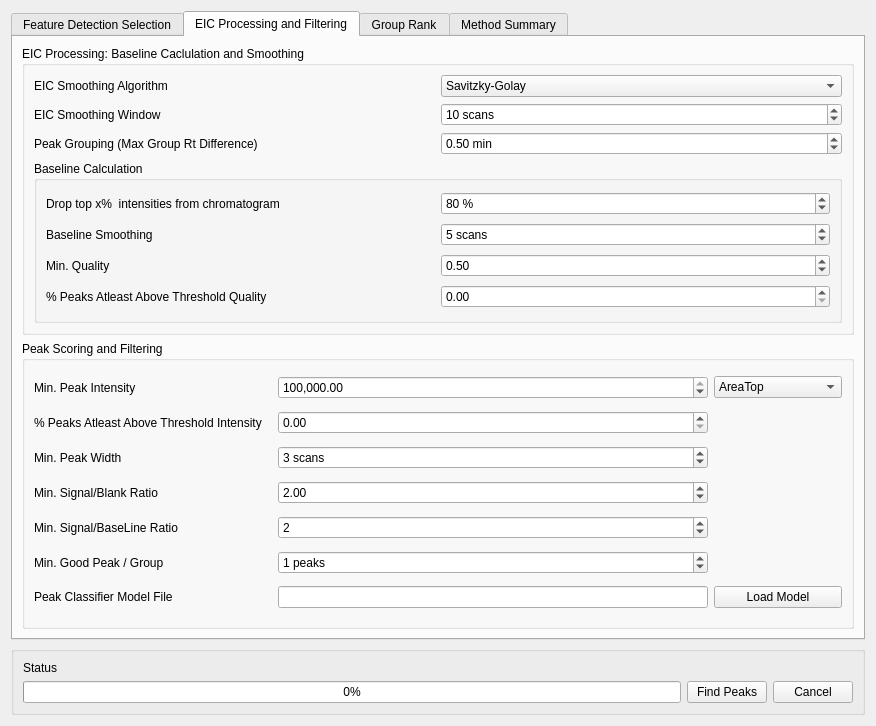
The window that mzroll/forms/peakdetectiondialog.ui (ElucidataInc/ElMaven) describes before a commit, drawn with Qt 5.
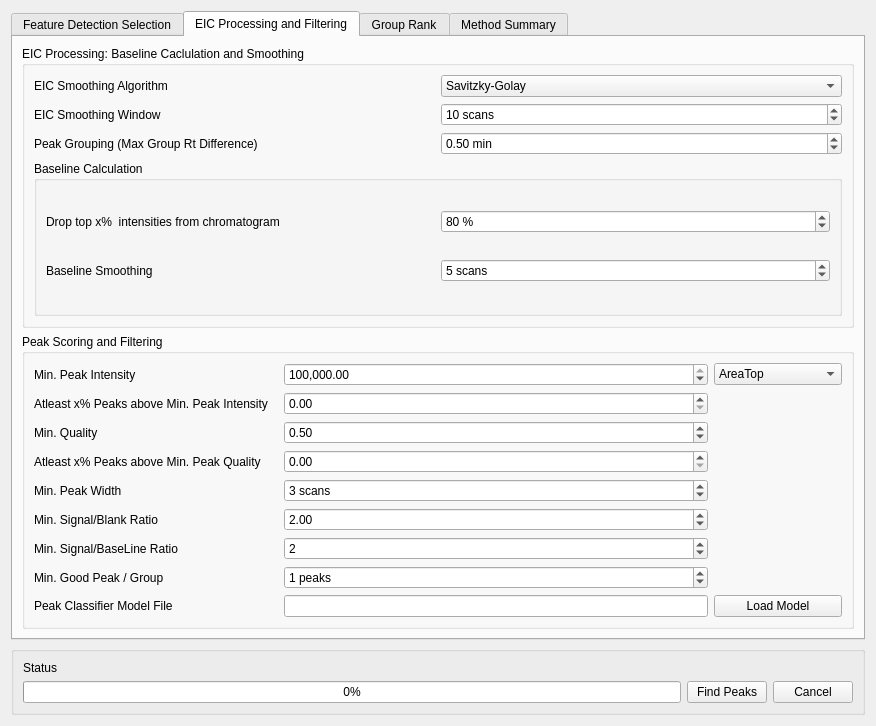
The same window after the commit.

Commit message:
Fix: Min Quality is shifted from baseline calculation to peak filtering.
   - Text for x% filtering options for intensity and quality are
     changed.

   - Some print statements are removed.

```diff
--- a/mzroll/forms/peakdetectiondialog.ui
+++ b/mzroll/forms/peakdetectiondialog.ui
@@ -426,27 +426,72 @@
           <string>Peak Scoring and Filtering</string>
          </property>
          <layout class="QGridLayout" name="gridLayout_3">
-          <item row="4" column="0">
-           <widget class="QLabel" name="label_12">
-            <property name="text">
-             <string>Min. Peak Width</string>
+          <item row="6" column="1">
+           <widget class="QSpinBox" name="minNoNoiseObs">
+            <property name="suffix">
+             <string> scans</string>
             </property>
+            <property name="minimum">
+             <number>1</number>
+            </property>
+            <property name="maximum">
+             <number>1000000000</number>
+            </property>
+            <property name="value">
+             <number>3</number>
+            </property>
            </widget>
           </item>
-          <item row="7" column="0">
-           <widget class="QLabel" name="label_100">
+          <item row="8" column="0">
+           <widget class="QLabel" name="label_6">
             <property name="text">
-             <string>Min. Good Peak / Group</string>
+             <string>Min. Signal/BaseLine Ratio</string>
             </property>
            </widget>
           </item>
-          <item row="8" column="3">
+          <item row="10" column="3">
            <widget class="QPushButton" name="loadModelButton">
             <property name="text">
              <string>Load Model</string>
             </property>
            </widget>
           </item>
+          <item row="2" column="1">
+           <widget class="QDoubleSpinBox" name="minGroupIntensity">
+            <property name="maximumSize">
+             <size>
+              <width>502</width>
+              <height>16777215</height>
+             </size>
+            </property>
+            <property name="suffix">
+             <string/>
+            </property>
+            <property name="maximum">
+             <double>999999999.000000000000000</double>
+            </property>
+            <property name="value">
+             <double>1000000.000000000000000</double>
+            </property>
+            <property name="showGroupSeparator" stdset="0">
+             <bool>true</bool>
+            </property>
+           </widget>
+          </item>
+          <item row="10" column="1">
+           <widget class="QLineEdit" name="classificationModelFilename">
+            <property name="text">
+             <string/>
+            </property>
+           </widget>
+          </item>
+          <item row="7" column="0">
+           <widget class="QLabel" name="label_9">
+            <property name="text">
+             <string>Min. Signal/Blank Ratio</string>
+            </property>
+           </widget>
+          </item>
           <item row="2" column="3">
            <widget class="QComboBox" name="peakQuantitation">
             <item>
@@ -471,23 +516,28 @@
             </item>
            </widget>
           </item>
-          <item row="4" column="1">
-           <widget class="QSpinBox" name="minNoNoiseObs">
-            <property name="suffix">
-             <string> scans</string>
+          <item row="3" column="0">
+           <widget class="QLabel" name="label_27">
+            <property name="text">
+             <string>Atleast x% Peaks above Min. Peak Intensity   </string>
             </property>
-            <property name="minimum">
-             <number>1</number>
+           </widget>
+          </item>
+          <item row="9" column="0">
+           <widget class="QLabel" name="label_100">
+            <property name="text">
+             <string>Min. Good Peak / Group</string>
             </property>
-            <property name="maximum">
-             <number>1000000000</number>
+           </widget>
+          </item>
+          <item row="2" column="0">
+           <widget class="QLabel" name="label_10">
+            <property name="text">
+             <string>Min. Peak Intensity</string>
             </property>
-            <property name="value">
-             <number>3</number>
-            </property>
            </widget>
           </item>
-          <item row="7" column="1">
+          <item row="9" column="1">
            <widget class="QSpinBox" name="minGoodGroupCount">
             <property name="suffix">
              <string> peaks</string>
@@ -500,45 +550,14 @@
             </property>
            </widget>
           </item>
-          <item row="8" column="0">
+          <item row="10" column="0">
            <widget class="QLabel" name="label_5">
             <property name="text">
              <string>Peak Classifier Model File</string>
             </property>
            </widget>
           </item>
-          <item row="2" column="0">
-           <widget class="QLabel" name="label_10">
-            <property name="text">
-             <string>Min. Peak Intensity</string>
-            </property>
-           </widget>
-          </item>
-          <item row="6" column="0">
-           <widget class="QLabel" name="label_6">
-            <property name="text">
-             <string>Min. Signal/BaseLine Ratio</string>
-            </property>
-           </widget>
-          </item>
-          <item row="5" column="1">
-           <widget class="QDoubleSpinBox" name="sigBlankRatio">
-            <property name="maximum">
-             <double>10000000.000000000000000</double>
-            </property>
-            <property name="value">
-             <double>2.000000000000000</double>
-            </property>
-           </widget>
-          </item>
           <item row="8" column="1">
-           <widget class="QLineEdit" name="classificationModelFilename">
-            <property name="text">
-             <string/>
-            </property>
-           </widget>
-          </item>
-          <item row="6" column="1">
            <widget class="QSpinBox" name="sigBaselineRatio">
             <property name="maximum">
              <number>10000000</number>
@@ -548,32 +567,20 @@
             </property>
            </widget>
           </item>
-          <item row="5" column="0">
-           <widget class="QLabel" name="label_9">
+          <item row="6" column="0">
+           <widget class="QLabel" name="label_12">
             <property name="text">
-             <string>Min. Signal/Blank Ratio</string>
+             <string>Min. Peak Width</string>
             </property>
            </widget>
           </item>
-          <item row="2" column="1">
-           <widget class="QDoubleSpinBox" name="minGroupIntensity">
-            <property name="maximumSize">
-             <size>
-              <width>502</width>
-              <height>16777215</height>
-             </size>
-            </property>
-            <property name="suffix">
-             <string/>
-            </property>
+          <item row="7" column="1">
+           <widget class="QDoubleSpinBox" name="sigBlankRatio">
             <property name="maximum">
-             <double>999999999.000000000000000</double>
+             <double>10000000.000000000000000</double>
             </property>
             <property name="value">
-             <double>1000000.000000000000000</double>
-            </property>
-            <property name="showGroupSeparator" stdset="0">
-             <bool>true</bool>
+             <double>2.000000000000000</double>
             </property>
            </widget>
           </item>
@@ -584,10 +591,37 @@
             </property>
            </widget>
           </item>
-          <item row="3" column="0">
-           <widget class="QLabel" name="label_27">
+          <item row="5" column="0">
+           <widget class="QLabel" name="label_28">
             <property name="text">
-             <string>% Peaks Atleast Above Threshold Intensity   </string>
+             <string>Atleast x% Peaks above Min. Peak Quality</string>
+            </property>
+           </widget>
+          </item>
+          <item row="5" column="1">
+           <widget class="QDoubleSpinBox" name="quantileQuality">
+            <property name="maximum">
+             <double>100.000000000000000</double>
+            </property>
+           </widget>
+          </item>
+          <item row="4" column="0">
+           <widget class="QLabel" name="labelMinQuality">
+            <property name="text">
+             <string>Min. Quality</string>
+            </property>
+           </widget>
+          </item>
+          <item row="4" column="1">
+           <widget class="QDoubleSpinBox" name="doubleSpinBoxMinQuality">
+            <property name="maximum">
+             <double>1.000000000000000</double>
+            </property>
+            <property name="singleStep">
+             <double>0.100000000000000</double>
+            </property>
+            <property name="value">
+             <double>0.500000000000000</double>
             </property>
            </widget>
           </item>
@@ -710,26 +744,6 @@
                </property>
               </widget>
              </item>
-             <item row="2" column="0">
-              <widget class="QLabel" name="labelMinQuality">
-               <property name="text">
-                <string>Min. Quality</string>
-               </property>
-              </widget>
-             </item>
-             <item row="2" column="1">
-              <widget class="QDoubleSpinBox" name="doubleSpinBoxMinQuality">
-               <property name="maximum">
-                <double>1.000000000000000</double>
-               </property>
-               <property name="singleStep">
-                <double>0.100000000000000</double>
-               </property>
-               <property name="value">
-                <double>0.500000000000000</double>
-               </property>
-              </widget>
-             </item>
              <item row="0" column="0">
               <widget class="QLabel" name="label_15">
                <property name="text">
@@ -750,20 +764,6 @@
                </property>
               </widget>
              </item>
-             <item row="3" column="0">
-              <widget class="QLabel" name="label_28">
-               <property name="text">
-                <string>% Peaks Atleast Above Threshold Quality</string>
-               </property>
-              </widget>
-             </item>
-             <item row="3" column="1">
-              <widget class="QDoubleSpinBox" name="quantileQuality">
-               <property name="maximum">
-                <double>100.000000000000000</double>
-               </property>
-              </widget>
-             </item>
             </layout>
            </widget>
           </item>
```
The commit also changes 1 other file.
